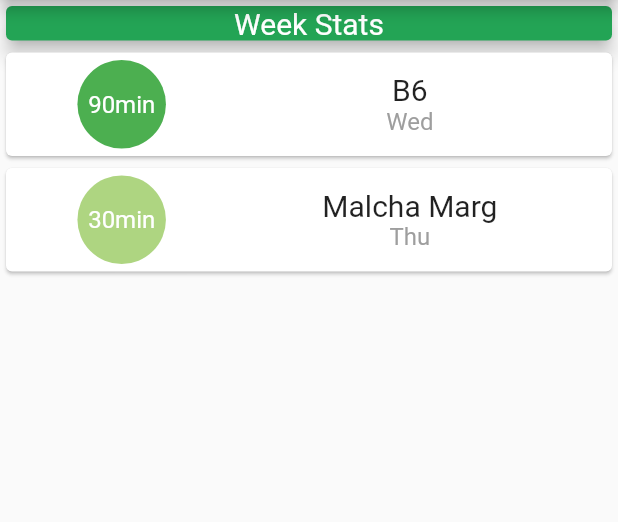
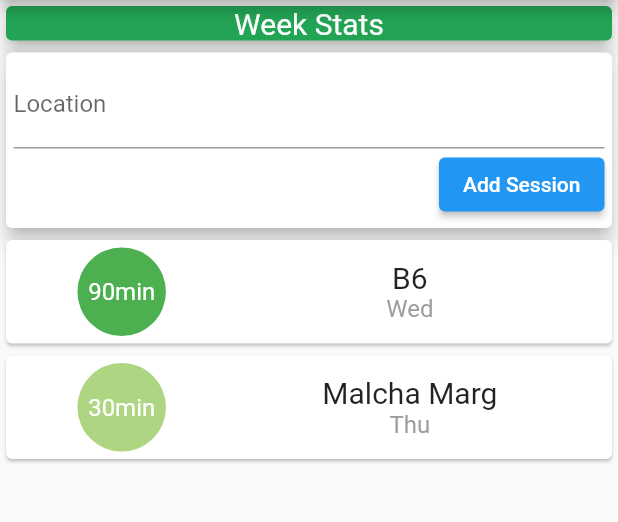
Before and after one commit to kkashiva/skate-session-tracker, a Flutter app: the screen it shows after launch, on a phone screen of 412 x 824 dp, the part 84-606 px from its top. Run offline on Flutter 3.47's test engine with Material 2 defaults, Android fonts, the light colour scheme and no system bars.

Commit message:
user input based session list update

```diff
--- a/lib/main.dart
+++ b/lib/main.dart
@@ -1,7 +1,7 @@
 import 'package:flutter/cupertino.dart';
 import 'package:flutter/material.dart';
-import 'package:intl/intl.dart';
-import './session.dart';
+import './widgets/session_stats_card.dart';
+import './widgets/user_sessions_stateful.dart';
 
 main() {
   return runApp(MyApp());
@@ -18,19 +18,6 @@
 }
 
 class MyHomePage extends StatelessWidget {
-  final List<Session> sessions = [
-    Session(
-        id: 's1',
-        location: 'B6',
-        start: DateTime.parse("2021-09-22 18:00:00"),
-        end: DateTime.parse("2021-09-22 19:30:00")),
-    Session(
-        id: 's2',
-        location: 'Malcha Marg',
-        start: DateTime.parse("2021-09-23 07:00:00"),
-        end: DateTime.parse("2021-09-23 07:30:00"))
-  ];
-
   @override
   Widget build(BuildContext context) {
     return Scaffold(
@@ -40,70 +27,7 @@
       ),
       body: Container(
         child: Column(
-          children: <Widget>[
-            Card(
-              child: Text(
-                'Week Stats',
-                textAlign: TextAlign.center,
-                style: TextStyle(
-                  color: Color(0xffffffff),
-                  fontSize: 20,
-                ),
-              ),
-              color: Color(0xff23a455),
-              elevation: 5,
-            ),
-            Column(
-              children: sessions.map((s) {
-                return Card(
-                  child: Container(
-                    child: Row(
-                      children: <Widget>[
-                        Container(
-                          child: Text(
-                            '${s.sessionDuration()}min',
-                            style: TextStyle(
-                                color: Color(0xffffffff), fontSize: 16),
-                          ),
-                          decoration: BoxDecoration(
-                            shape: BoxShape.circle,
-                            color: (s.sessionDuration() < 60)
-                                ? Colors.lightGreen.shade300
-                                : (s.sessionDuration() < 120)
-                                    ? Colors.green.shade500
-                                    : Color(0xff23a455),
-                          ),
-                          padding: EdgeInsets.all(20),
-                          margin:
-                              EdgeInsets.symmetric(horizontal: 15, vertical: 5),
-                        ),
-                        Container(
-                          child: Column(
-                            children: [
-                              Text(
-                                s.location,
-                                style: TextStyle(fontSize: 20),
-                              ),
-                              Text(DateFormat.E().format(s.start),
-                                  style: TextStyle(
-                                      fontSize: 16, color: Colors.grey)),
-                            ],
-                            crossAxisAlignment: CrossAxisAlignment.center,
-                            mainAxisAlignment: MainAxisAlignment.center,
-                          ),
-                          margin: EdgeInsets.symmetric(horizontal: 15),
-                          width: 200,
-                        ),
-                      ],
-                      crossAxisAlignment: CrossAxisAlignment.center,
-                      mainAxisAlignment: MainAxisAlignment.spaceEvenly,
-                    ),
-                    width: double.infinity,
-                  ),
-                );
-              }).toList(),
-            )
-          ],
+          children: <Widget>[SessionStatsCard(), UserSessions()],
           mainAxisAlignment: MainAxisAlignment.start,
           crossAxisAlignment: CrossAxisAlignment.stretch,
         ),
--- /dev/null
+++ b/lib/widgets/session_add_input.dart
@@ -0,0 +1,31 @@
+import 'package:flutter/material.dart';
+
+class SessionAddInput extends StatelessWidget {
+  final locationController = TextEditingController();
+  final Function addSessionHandler;
+
+  SessionAddInput(this.addSessionHandler);
+
+  @override
+  Widget build(BuildContext context) {
+    return Card(
+        child: Container(
+          child: Column(
+            children: [
+              TextField(
+                controller: locationController,
+                decoration: InputDecoration(labelText: 'Location'),
+              ),
+              ElevatedButton(
+                  onPressed: () {
+                    addSessionHandler(locationController.text);
+                  },
+                  child: Text('Add Session'))
+            ],
+            crossAxisAlignment: CrossAxisAlignment.end,
+          ),
+          padding: EdgeInsets.all(5),
+        ),
+        elevation: 5);
+  }
+}
--- /dev/null
+++ b/lib/widgets/session_list.dart
@@ -0,0 +1,64 @@
+import 'package:flutter/material.dart';
+import 'package:intl/intl.dart';
+import '../models/session.dart';
+
+class SessionList extends StatelessWidget {
+  final List<Session> _sessions;
+  SessionList(this._sessions);
+
+  @override
+  Widget build(BuildContext context) {
+    return Column(
+      children: _sessions.map((s) {
+        return Card(
+          //Session log
+          child: Container(
+            child: Row(
+              children: <Widget>[
+                Container(
+                  //Session duration
+                  child: Text(
+                    '${s.sessionDuration()}min',
+                    style: TextStyle(color: Color(0xffffffff), fontSize: 16),
+                  ),
+                  decoration: BoxDecoration(
+                    shape: BoxShape.circle,
+                    color: (s.sessionDuration() < 60)
+                        ? Colors.lightGreen.shade300
+                        : (s.sessionDuration() < 120)
+                            ? Colors.green.shade500
+                            : Color(0xff23a455),
+                  ),
+                  padding: EdgeInsets.all(20),
+                  margin: EdgeInsets.symmetric(horizontal: 15, vertical: 5),
+                ),
+                Container(
+                  child: Column(
+                    children: [
+                      Text(
+                        //Session location
+                        s.location,
+                        style: TextStyle(fontSize: 20),
+                      ),
+                      Text(
+                          //Session Day
+                          DateFormat.E().format(s.start),
+                          style: TextStyle(fontSize: 16, color: Colors.grey)),
+                    ],
+                    crossAxisAlignment: CrossAxisAlignment.center,
+                    mainAxisAlignment: MainAxisAlignment.center,
+                  ),
+                  margin: EdgeInsets.symmetric(horizontal: 15),
+                  width: 200,
+                ),
+              ],
+              crossAxisAlignment: CrossAxisAlignment.center,
+              mainAxisAlignment: MainAxisAlignment.spaceEvenly,
+            ),
+            width: double.infinity,
+          ),
+        );
+      }).toList(),
+    );
+  }
+}
--- /dev/null
+++ b/lib/widgets/session_stats_card.dart
@@ -0,0 +1,22 @@
+import 'package:flutter/material.dart';
+
+class SessionStatsCard extends StatelessWidget {
+  const SessionStatsCard({Key? key}) : super(key: key);
+
+  @override
+  Widget build(BuildContext context) {
+    return Card(
+      //Week Stats
+      child: Text(
+        'Week Stats',
+        textAlign: TextAlign.center,
+        style: TextStyle(
+          color: Color(0xffffffff),
+          fontSize: 20,
+        ),
+      ),
+      color: Color(0xff23a455),
+      elevation: 5,
+    );
+  }
+}
--- /dev/null
+++ b/lib/widgets/user_sessions_stateful.dart
@@ -0,0 +1,44 @@
+import 'package:flutter/material.dart';
+import './session_add_input.dart';
+import './session_list.dart';
+import '../models/session.dart';
+
+class UserSessions extends StatefulWidget {
+  @override
+  _UserSessionsState createState() => _UserSessionsState();
+}
+
+class _UserSessionsState extends State<UserSessions> {
+  final List<Session> _userSessions = [
+    Session(
+        id: 's1',
+        location: 'B6',
+        start: DateTime.parse("2021-09-22 18:00:00"),
+        end: DateTime.parse("2021-09-22 19:30:00")),
+    Session(
+        id: 's2',
+        location: 'Malcha Marg',
+        start: DateTime.parse("2021-09-23 07:00:00"),
+        end: DateTime.parse("2021-09-23 07:30:00"))
+  ];
+
+  void _addNewSession(String newLocation) {
+    final newSession = Session(
+        id: DateTime.now().toString(),
+        location: newLocation,
+        start: DateTime.parse("2021-09-23 07:00:00"),
+        end: DateTime.parse("2021-09-23 07:30:00"));
+
+    setState(() {
+      _userSessions.add(newSession);
+    });
+  }
+
+  @override
+  Widget build(BuildContext context) {
+    return Column(children: [
+      SessionAddInput(_addNewSession),
+      SessionList(_userSessions)
+    ]);
+  }
+}
```
Also changed, not shown: lib/models/session.dart (renamed from lib/session.dart).
